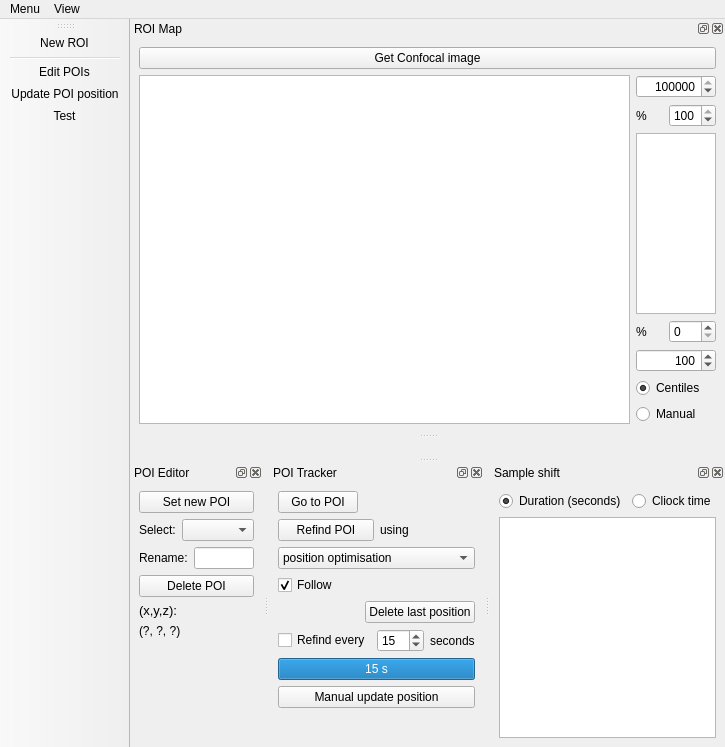
Above: gui/poimanager/ui_poimangui.ui from Ulm-IQO/qudi before the change. Below: the same form after it.
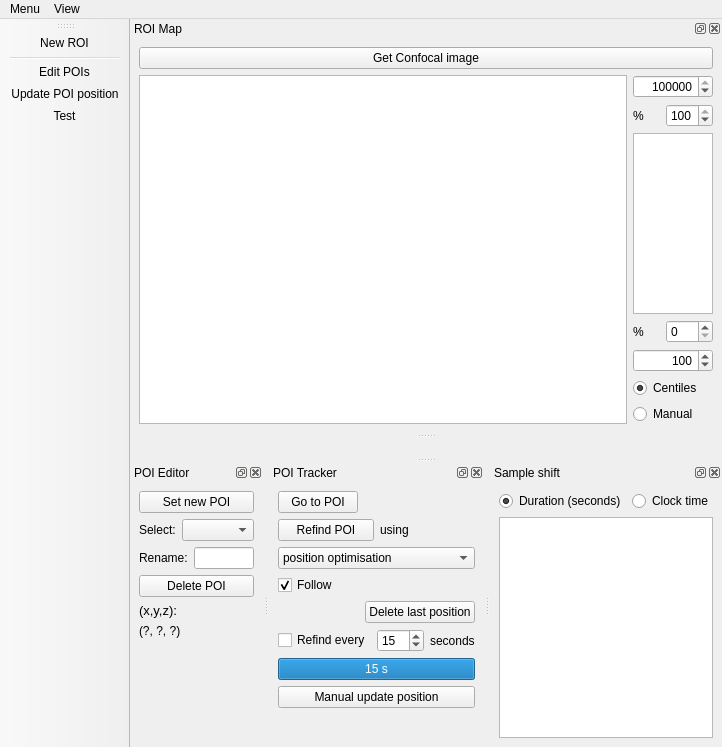
That is the form after the change. Icons and pictures are not drawn. Custom widgets are drawn as their Qt base class.

Commit message: Fixed "cliock" spelling error in Poi Manager GUI

The edit to the form file:
```diff
--- a/gui/poimanager/ui_poimangui.ui
+++ b/gui/poimanager/ui_poimangui.ui
@@ -644,7 +644,7 @@
        <item>
         <widget class="QRadioButton" name="radioButton">
          <property name="text">
-          <string>Cliock time</string>
+          <string>Clock time</string>
          </property>
         </widget>
        </item>
```
Left out of the diff: 4 changed lines with no effect on the pictures. The commit also changes 1 other file.
